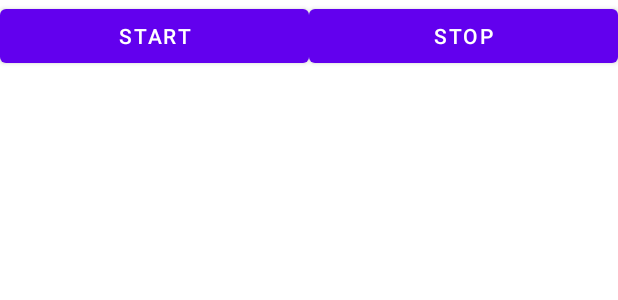
After one commit to kovalyov-z3/MireaProject, an Android app: the layout fragment_music.xml on its own in the app's theme, with its tools: preview values and no code run, on a phone screen of 412 x 824 dp. The commit adds this screen. Shown: the top 300 px of the screen. Run offline under Robolectric (Android 15) with nearby library versions, the phone set to English and light mode, and no system bars.

Commit message:
Music part added

```diff
--- a/app/src/main/AndroidManifest.xml
+++ b/app/src/main/AndroidManifest.xml
@@ -9,6 +9,11 @@
         android:roundIcon="@mipmap/ic_launcher_round"
         android:supportsRtl="true"
         android:theme="@style/Theme.MireaProject">
+        <service
+            android:name=".services.MusicService"
+            android:enabled="true"
+            android:exported="true"></service>
+
         <activity
             android:name=".MainActivity"
             android:exported="true"
--- a/app/src/main/java/ru/mirea/kovalyov/mireaproject/MainActivity.java
+++ b/app/src/main/java/ru/mirea/kovalyov/mireaproject/MainActivity.java
@@ -42,7 +42,7 @@ public class MainActivity extends AppCompatActivity {
         // Passing each menu ID as a set of Ids because each
         // menu should be considered as top level destinations.
         mAppBarConfiguration = new AppBarConfiguration.Builder(
-                R.id.nav_home, R.id.nav_gallery, R.id.nav_slideshow, R.id.nav_calculator, R.id.nav_web)
+                R.id.nav_home, R.id.nav_gallery, R.id.nav_slideshow, R.id.nav_calculator, R.id.nav_web, R.id.musicFragment2)
                 .setOpenableLayout(drawer)
                 .build();
         NavController navController = Navigation.findNavController(this, R.id.nav_host_fragment_content_main);
--- /dev/null
+++ b/app/src/main/res/layout/fragment_music.xml
@@ -0,0 +1,29 @@
+<?xml version="1.0" encoding="utf-8"?>
+<FrameLayout xmlns:android="http://schemas.android.com/apk/res/android"
+    xmlns:tools="http://schemas.android.com/tools"
+    android:layout_width="match_parent"
+    android:layout_height="match_parent"
+    tools:context="MusicFragment">
+
+    <LinearLayout
+        android:layout_width="match_parent"
+        android:layout_height="match_parent"
+        android:orientation="horizontal">
+
+        <Button
+            android:id="@+id/startButton"
+            android:layout_width="wrap_content"
+            android:layout_height="wrap_content"
+            android:layout_weight="1"
+            android:onClick="onClickPlayMusic"
+            android:text="Start" />
+
+        <Button
+            android:id="@+id/stopButton"
+            android:layout_width="wrap_content"
+            android:layout_height="wrap_content"
+            android:layout_weight="1"
+            android:onClick="onClickStopMusic"
+            android:text="Stop" />
+    </LinearLayout>
+</FrameLayout>
--- a/app/src/main/res/menu/activity_main_drawer.xml
+++ b/app/src/main/res/menu/activity_main_drawer.xml
@@ -22,5 +22,8 @@
 	<item
             android:id="@+id/nav_web"
             android:title="@string/menu_web" />
+        <item
+            android:id="@+id/musicFragment2"
+            android:title="Music" />
     </group>
 </menu>
--- a/app/src/main/res/navigation/mobile_navigation.xml
+++ b/app/src/main/res/navigation/mobile_navigation.xml
@@ -33,5 +33,10 @@
         android:name="ru.mirea.kovalyov.mireaproject.WebFragment"
         android:label="@string/menu_web"
         tools:layout="@layout/fragment_web" />
+    <fragment
+        android:id="@+id/musicFragment2"
+        android:name="ru.mirea.kovalyov.mireaproject.MusicFragment"
+        android:label="fragment_music"
+        tools:layout="@layout/fragment_music" />
 
 </navigation>
```
Also changed, not shown: app/src/main/java/ru/mirea/kovalyov/mireaproject/MusicFragment.java (added, +35 -0 lines), app/src/main/java/ru/mirea/kovalyov/mireaproject/services/MusicService.java (added, +31 -0 lines), 1 other file.
